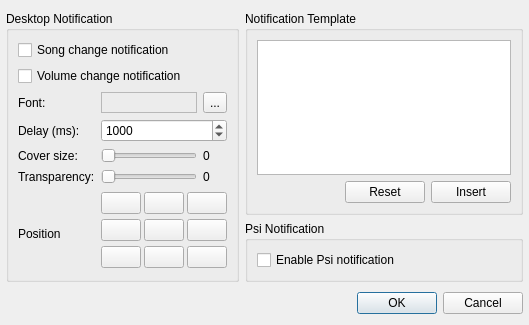
Old version of the form src/plugins/General/notifier/settingsdialog.ui in the repository ksv1986/qmmp-staging.
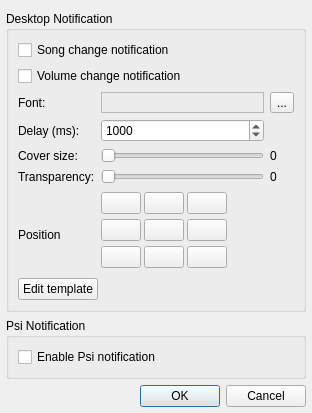
New version of the form.

What changed in the file:
```diff
--- a/src/plugins/General/notifier/settingsdialog.ui
+++ b/src/plugins/General/notifier/settingsdialog.ui
@@ -6,14 +6,14 @@
    <rect>
     <x>0</x>
     <y>0</y>
-    <width>529</width>
-    <height>325</height>
+    <width>312</width>
+    <height>413</height>
    </rect>
   </property>
   <property name="windowTitle">
    <string>Notifier Plugin Settings</string>
   </property>
-  <layout class="QGridLayout" name="gridLayout_3">
+  <layout class="QVBoxLayout" name="verticalLayout_2">
    <property name="leftMargin">
     <number>6</number>
    </property>
@@ -23,7 +23,7 @@
    <property name="bottomMargin">
     <number>6</number>
    </property>
-   <item row="0" column="0" rowspan="2">
+   <item>
     <widget class="QGroupBox" name="groupBox">
      <property name="sizePolicy">
       <sizepolicy hsizetype="Expanding" vsizetype="Expanding">
@@ -42,7 +42,7 @@
         </property>
        </widget>
       </item>
-      <item row="1" column="0" colspan="3">
+      <item row="1" column="0" colspan="2">
        <widget class="QCheckBox" name="volumeCheckBox">
         <property name="text">
          <string>Volume change notification</string>
@@ -69,7 +69,14 @@
         </property>
        </widget>
       </item>
-      <item row="4" column="0">
+      <item row="2" column="2">
+       <widget class="QToolButton" name="fontButton">
+        <property name="text">
+         <string>...</string>
+        </property>
+       </widget>
+      </item>
+      <item row="3" column="0">
        <widget class="QLabel" name="label_3">
         <property name="text">
          <string>Delay (ms):</string>
@@ -79,7 +86,7 @@
         </property>
        </widget>
       </item>
-      <item row="4" column="1" colspan="2">
+      <item row="3" column="1">
        <widget class="QSpinBox" name="messageDelaySpinBox">
         <property name="minimum">
          <number>100</number>
@@ -95,14 +102,47 @@
         </property>
        </widget>
       </item>
-      <item row="6" column="0">
+      <item row="4" column="0">
+       <widget class="QLabel" name="label_5">
+        <property name="text">
+         <string>Cover size:</string>
+        </property>
+       </widget>
+      </item>
+      <item row="4" column="1">
+       <widget class="QSlider" name="coverSizeSlider">
+        <property name="minimum">
+         <number>32</number>
+        </property>
+        <property name="maximum">
+         <number>128</number>
+        </property>
+        <property name="singleStep">
+         <number>1</number>
+        </property>
+        <property name="pageStep">
+         <number>16</number>
+        </property>
+        <property name="orientation">
+         <enum>Qt::Horizontal</enum>
+        </property>
+       </widget>
+      </item>
+      <item row="4" column="2">
+       <widget class="QLabel" name="coverSizeLabel">
+        <property name="text">
+         <string>0</string>
+        </property>
+       </widget>
+      </item>
+      <item row="5" column="0">
        <widget class="QLabel" name="label_4">
         <property name="text">
          <string>Transparency:</string>
         </property>
        </widget>
       </item>
-      <item row="6" column="1">
+      <item row="5" column="1">
        <widget class="QSlider" name="transparencySlider">
         <property name="maximum">
          <number>90</number>
@@ -112,7 +152,7 @@
         </property>
        </widget>
       </item>
-      <item row="6" column="2">
+      <item row="5" column="2">
        <widget class="QLabel" name="trasparencyLabel">
         <property name="minimumSize">
          <size>
@@ -125,7 +165,7 @@
         </property>
        </widget>
       </item>
-      <item row="7" column="0">
+      <item row="6" column="0">
        <spacer name="verticalSpacer_2">
         <property name="orientation">
          <enum>Qt::Vertical</enum>
@@ -138,7 +178,7 @@
         </property>
        </spacer>
       </item>
-      <item row="7" column="1" rowspan="3" colspan="2">
+      <item row="6" column="1" rowspan="3" colspan="2">
        <layout class="QGridLayout" name="gridLayout">
         <property name="spacing">
          <number>3</number>
@@ -275,14 +315,14 @@
         </item>
        </layout>
       </item>
-      <item row="8" column="0">
+      <item row="7" column="0">
        <widget class="QLabel" name="label">
         <property name="text">
          <string>Position</string>
         </property>
        </widget>
       </item>
-      <item row="9" column="0">
+      <item row="8" column="0">
        <spacer name="verticalSpacer">
         <property name="orientation">
          <enum>Qt::Vertical</enum>
@@ -295,96 +335,34 @@
         </property>
        </spacer>
       </item>
-      <item row="2" column="2">
-       <widget class="QToolButton" name="fontButton">
+      <item row="9" column="0" colspan="3">
+       <layout class="QHBoxLayout" name="horizontalLayout_2">
+        <item>
+         <widget class="QPushButton" name="templateButton">
         <property name="text">
-         <string>...</string>
+           <string>Edit template</string>
         </property>
        </widget>
       </item>
-      <item row="5" column="0">
-       <widget class="QLabel" name="label_5">
-        <property name="text">
-         <string>Cover size:</string>
-        </property>
-       </widget>
-      </item>
-      <item row="5" column="1">
-       <widget class="QSlider" name="coverSizeSlider">
-        <property name="minimum">
-         <number>32</number>
-        </property>
-        <property name="maximum">
-         <number>128</number>
-        </property>
-        <property name="singleStep">
-         <number>1</number>
-        </property>
-        <property name="pageStep">
-         <number>16</number>
-        </property>
-        <property name="orientation">
-         <enum>Qt::Horizontal</enum>
-        </property>
-       </widget>
-      </item>
-      <item row="5" column="2">
-       <widget class="QLabel" name="coverSizeLabel">
-        <property name="text">
-         <string>0</string>
-        </property>
-       </widget>
-      </item>
-     </layout>
-    </widget>
-   </item>
-   <item row="0" column="1">
-    <widget class="QGroupBox" name="groupBox_3">
-     <property name="title">
-      <string>Notification Template</string>
-     </property>
-     <layout class="QGridLayout" name="gridLayout_4">
-      <item row="0" column="0" colspan="3">
-       <widget class="QPlainTextEdit" name="textEdit">
-        <property name="sizePolicy">
-         <sizepolicy hsizetype="Preferred" vsizetype="Expanding">
-          <horstretch>0</horstretch>
-          <verstretch>0</verstretch>
-         </sizepolicy>
-        </property>
-       </widget>
-      </item>
-      <item row="1" column="0">
-       <spacer name="horizontalSpacer_2">
+        <item>
+         <spacer name="horizontalSpacer_3">
         <property name="orientation">
          <enum>Qt::Horizontal</enum>
         </property>
         <property name="sizeHint" stdset="0">
          <size>
-          <width>138</width>
+            <width>40</width>
           <height>20</height>
          </size>
         </property>
        </spacer>
       </item>
-      <item row="1" column="1">
-       <widget class="QPushButton" name="resetButton">
-        <property name="text">
-         <string>Reset</string>
-        </property>
-       </widget>
+       </layout>
       </item>
-      <item row="1" column="2">
-       <widget class="QPushButton" name="insertButton">
-        <property name="text">
-         <string>Insert</string>
-        </property>
-       </widget>
-      </item>
      </layout>
     </widget>
    </item>
-   <item row="1" column="1">
+   <item>
     <widget class="QGroupBox" name="groupBox_2">
      <property name="title">
       <string>Psi Notification</string>
@@ -406,25 +384,10 @@
      </layout>
     </widget>
    </item>
-   <item row="2" column="0" colspan="2">
-    <layout class="QHBoxLayout" name="horizontalLayout">
-     <item>
-      <spacer>
-       <property name="orientation">
-        <enum>Qt::Horizontal</enum>
-       </property>
-       <property name="sizeHint" stdset="0">
-        <size>
-         <width>131</width>
-         <height>31</height>
-        </size>
-       </property>
-      </spacer>
-     </item>
      <item>
       <widget class="QDialogButtonBox" name="buttonBox">
        <property name="sizePolicy">
-        <sizepolicy hsizetype="Maximum" vsizetype="Fixed">
+      <sizepolicy hsizetype="Expanding" vsizetype="Fixed">
          <horstretch>0</horstretch>
          <verstretch>0</verstretch>
         </sizepolicy>
@@ -433,8 +396,6 @@
         <set>QDialogButtonBox::Cancel|QDialogButtonBox::Ok</set>
        </property>
       </widget>
-     </item>
-    </layout>
    </item>
   </layout>
  </widget>
```
Lines whose indentation alone changed are shown as unchanged.
